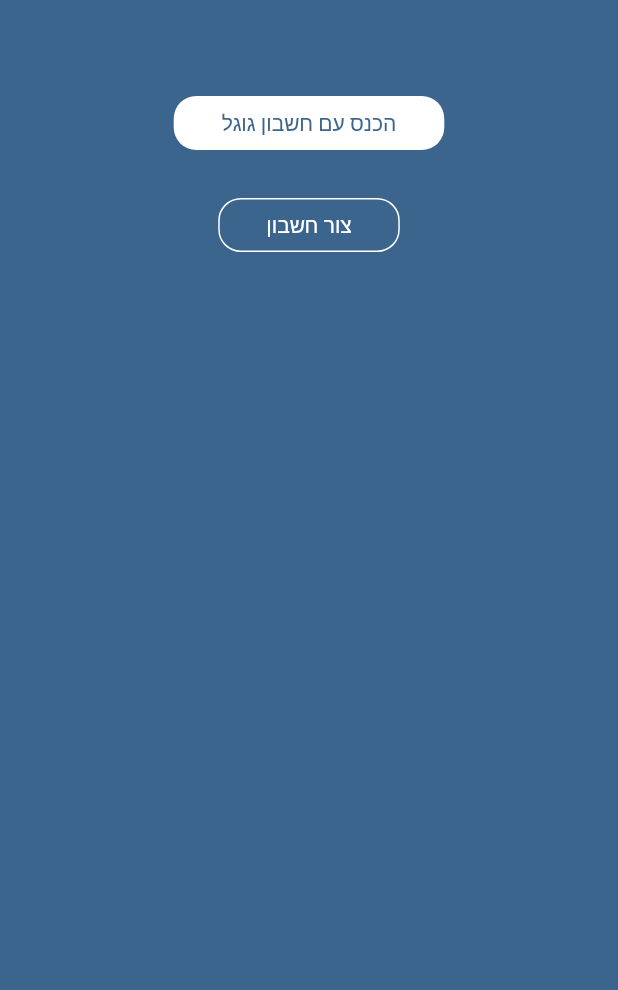
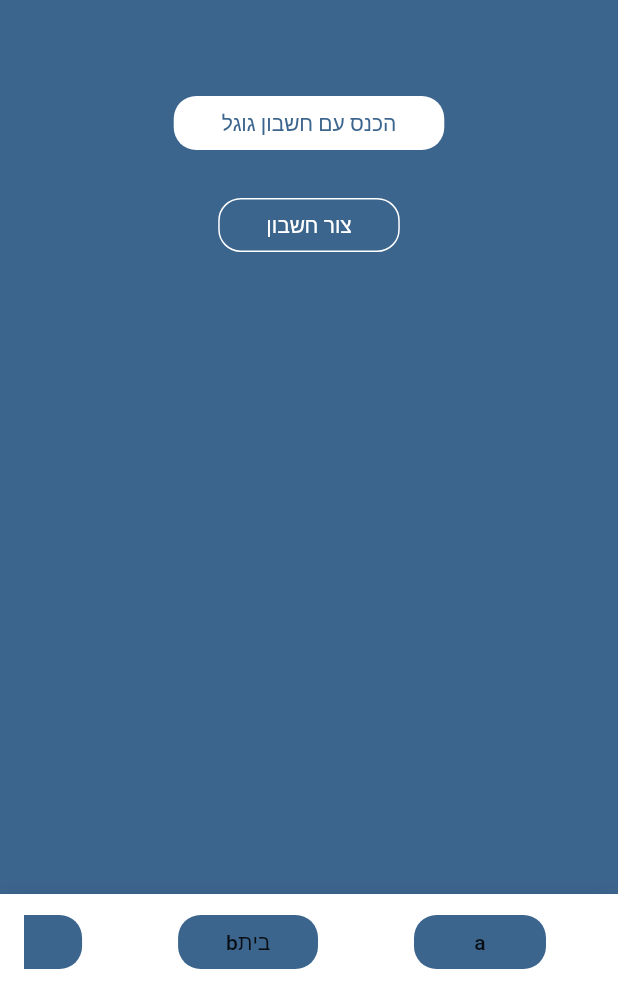
Before and after one commit to zvikarp/tzurba-roeah-ruchani-app, a Flutter app: the screen it shows after launch, after a tap on "הכנס לחשבון קיים", on a phone screen of 412 x 824 dp, the part 246-1236 px from its top. Run offline on Flutter 3.47's test engine with Material 2 defaults, Android fonts, the phone set to English and light mode, and no system bars; our stand-ins replace page_transition.

Commit message:
added routes and navbar

```diff
--- a/lib/consts/routes.dart
+++ b/lib/consts/routes.dart
@@ -1,8 +1,7 @@
+import 'package:flutter/cupertino.dart';
 import 'package:page_transition/page_transition.dart';
 
 // root
-import 'package:roeah_ruchani_app/screens/router.dart';
-import 'package:roeah_ruchani_app/screens/app.dart';
 import 'package:roeah_ruchani_app/screens/home.dart';
 import 'package:roeah_ruchani_app/screens/signin.dart';
 import 'package:roeah_ruchani_app/screens/signup.dart';
@@ -10,23 +9,38 @@
 class RoutesConst {
   getRoute(settings) {
     switch (settings.name) {
-
       case '/':
         return PageTransition(
-            child: RouterScreen(), type: PageTransitionType.fade);
-        break;
-
-      case '/app':
-        return PageTransition(
-            child: AppScreen(), type: PageTransitionType.fade);
+            settings: RouteSettings(name: "/"),
+            child: SigninScreen(),
+            type: PageTransitionType.fade);
         break;
 
       case '/signin':
         return PageTransition(
+            settings: RouteSettings(name: "/signin"),
+            child: SigninScreen(),
+            type: PageTransitionType.fade);
+        break;
+
+      case '/signup':
+        return PageTransition(
+            settings: RouteSettings(name: "/signup"),
+            child: SignupScreen(),
+            type: PageTransitionType.fade);
+        break;
+
+      case '/home':
+        return PageTransition(
+            child: HomeScreen(), type: PageTransitionType.fade);
+        break;
+
+      case '/account':
+        return PageTransition(
             child: SigninScreen(), type: PageTransitionType.fade);
         break;
 
-      case '/signup':
+      case '/notifications':
         return PageTransition(
             child: SignupScreen(), type: PageTransitionType.fade);
         break;
@@ -37,7 +51,8 @@
     }
   }
 
-  List<Map<String, dynamic>> appRoutes() {
+
+  List<Map<String, dynamic>> routesInNavbar() {
     return [
       {
         "name": "הודעות",
@@ -57,34 +72,6 @@
     ];
   }
 
-  getAppRoute(settings) {
-    switch (settings.name) {
-
-      case '/app':
-        return PageTransition(
-            child: RouterScreen(), type: PageTransitionType.fade);
-        break;
-
-      case '/app/home':
-        return PageTransition(
-            child: HomeScreen(), type: PageTransitionType.fade);
-        break;
-
-      case '/app/account':
-        return PageTransition(
-            child: SigninScreen(), type: PageTransitionType.fade);
-        break;
-
-      case '/app/notifications':
-        return PageTransition(
-            child: SignupScreen(), type: PageTransitionType.fade);
-        break;
-
-      default:
-        // TODO: add defualt 404
-        return null;
-    }
-  }
 }
 
 final RoutesConst routesConst = RoutesConst();
--- a/lib/main.dart
+++ b/lib/main.dart
@@ -1,8 +1,10 @@
 import 'package:flutter/material.dart';
 import 'package:flutter_localizations/flutter_localizations.dart';
+import 'package:roeah_ruchani_app/screens/router.dart';
 
 import 'package:roeah_ruchani_app/utils/theme.dart';
 import 'package:roeah_ruchani_app/consts/routes.dart';
+import 'package:roeah_ruchani_app/widgets/sheard/navbar.dart';
 
 void main() => runApp(MyApp());
 
@@ -33,9 +35,7 @@
       ],
       locale: Locale("he", "IL"),
       theme: themeUtil.getTheme(context),
-      initialRoute: '/signup',
-      onGenerateRoute: (settings) => routesConst.getRoute(settings),
-      navigatorKey: navigatorKey,
+      home: RouterScreen(),
     );
   }
 }
--- a/lib/screens/router.dart
+++ b/lib/screens/router.dart
@@ -1,13 +1,35 @@
 import 'package:flutter/material.dart';
-import 'package:roeah_ruchani_app/widgets/core/screen.dart';
+import 'package:roeah_ruchani_app/consts/routes.dart';
+import 'package:roeah_ruchani_app/widgets/sheard/navbar.dart';
+import 'package:roeah_ruchani_app/utils/routeObserver.dart';
+class RouterScreen extends StatefulWidget {
+  @override
+  _RouterScreenState createState() => _RouterScreenState();
+}
 
-class RouterScreen extends StatelessWidget {
+class _RouterScreenState extends State<RouterScreen> {
+  RouteObserverUtil routeObserver;
+
+  @override
+  void initState() {
+    // TODO: implement initState
+    super.initState();
+    routeObserver = RouteObserverUtil(onChange: onChange);
+  }
+
+  void onChange(String page) {
+    print(page);
+  }
+
   @override
   Widget build(BuildContext context) {
-    return ScreenWidget(
-      child: Center(
-        child: Text("Router page"),
+    return Scaffold(
+      body: Navigator(
+        observers: [routeObserver],
+        initialRoute: '/signup',
+        onGenerateRoute: (settings) => routesConst.getRoute(settings),
       ),
+      bottomNavigationBar: NavbarWidget(),
     );
   }
 }
--- /dev/null
+++ b/lib/utils/routeObserver.dart
@@ -0,0 +1,35 @@
+import 'package:flutter/material.dart';
+
+class RouteObserverUtil extends RouteObserver<PageRoute<dynamic>> {
+  RouteObserverUtil({this.onChange});
+  final Function onChange;
+  void _sendScreenView(PageRoute<dynamic> route) {
+    var screenName = route.settings.name;
+    print('screenName $screenName');
+    onChange(screenName);
+  }
+
+  @override
+  void didPush(Route<dynamic> route, Route<dynamic> previousRoute) {
+    super.didPush(route, previousRoute);
+    if (route is PageRoute) {
+      _sendScreenView(route);
+    }
+  }
+
+  @override
+  void didReplace({Route<dynamic> newRoute, Route<dynamic> oldRoute}) {
+    super.didReplace(newRoute: newRoute, oldRoute: oldRoute);
+    if (newRoute is PageRoute) {
+      _sendScreenView(newRoute);
+    }
+  }
+
+  @override
+  void didPop(Route<dynamic> route, Route<dynamic> previousRoute) {
+    super.didPop(route, previousRoute);
+    if (previousRoute is PageRoute && route is PageRoute) {
+      _sendScreenView(previousRoute);
+    }
+  }
+}
--- a/lib/widgets/sheard/navbar.dart
+++ b/lib/widgets/sheard/navbar.dart
@@ -11,8 +11,9 @@
   _NavbarWidgetState createState() => _NavbarWidgetState();
 }
 
-class _NavbarWidgetState extends State<NavbarWidget> {
-  String _selectedRoute = "/app/home";
+class _NavbarWidgetState extends State<NavbarWidget> with RouteAware {
+
+  String _selectedRoute = "/home";
 
   void _onSelectRoute(String route) {
     setState(() {
@@ -35,7 +36,7 @@
   }
 
   List<Widget> _generateChildren() {
-    return routesConst.appRoutes().map((route) {
+    return routesConst.routesInNavbar().map((route) {
       return Container(
         child: _generateButton(route),
       );
```
Also changed, not shown: lib/screens/app.dart (deleted, +0 -16 lines).
